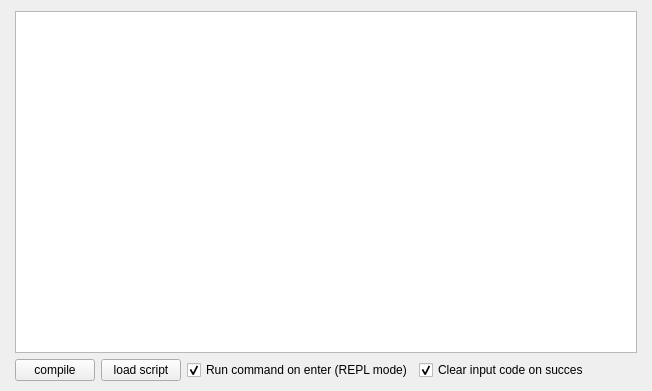
This is UI/Tab_python.ui in MartinHvidberg/kmstrans_fra_SDFE_SEQ200131 as Qt 5 draws it before an edit. The edited form follows.
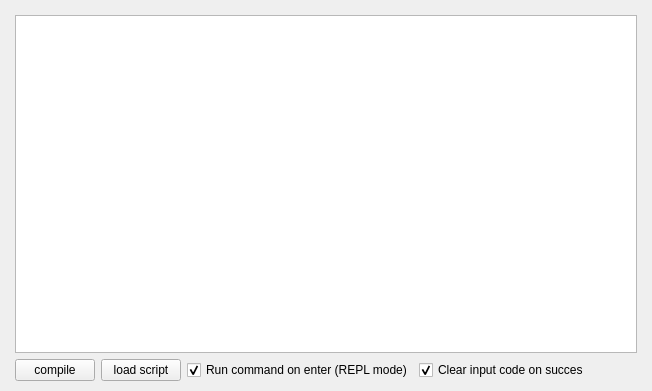
This is the edited form.

What changed in the file:
```diff
--- a/UI/Tab_python.ui
+++ b/UI/Tab_python.ui
@@ -17,6 +17,9 @@
    <property name="leftMargin">
     <number>15</number>
    </property>
+   <property name="topMargin">
+    <number>15</number>
+   </property>
    <property name="rightMargin">
     <number>15</number>
    </property>
```
